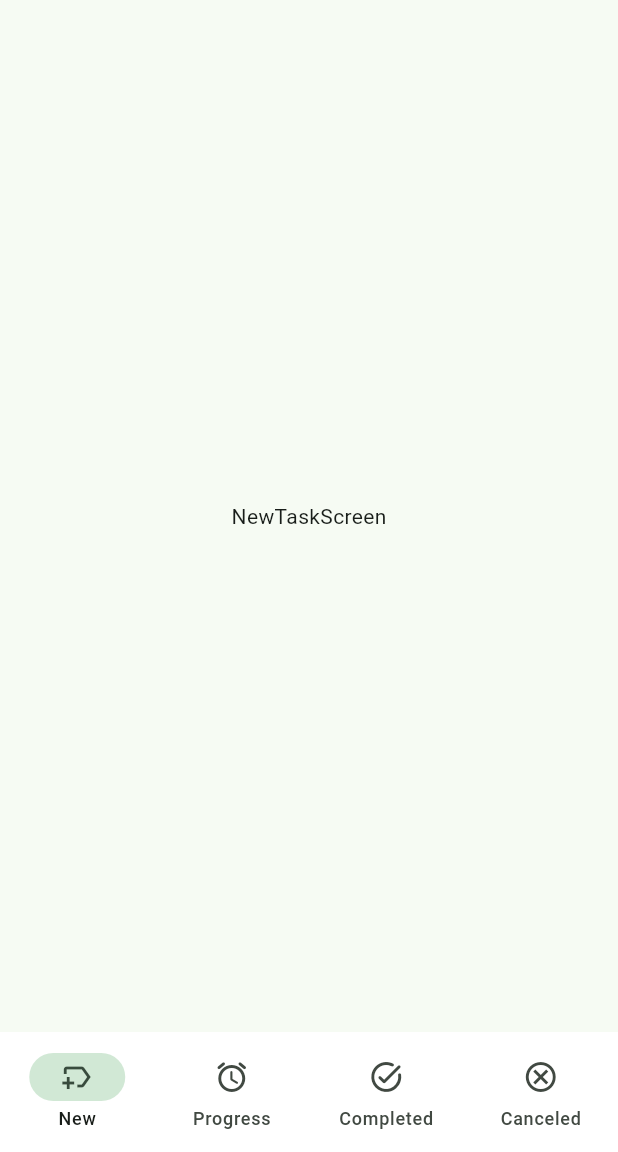
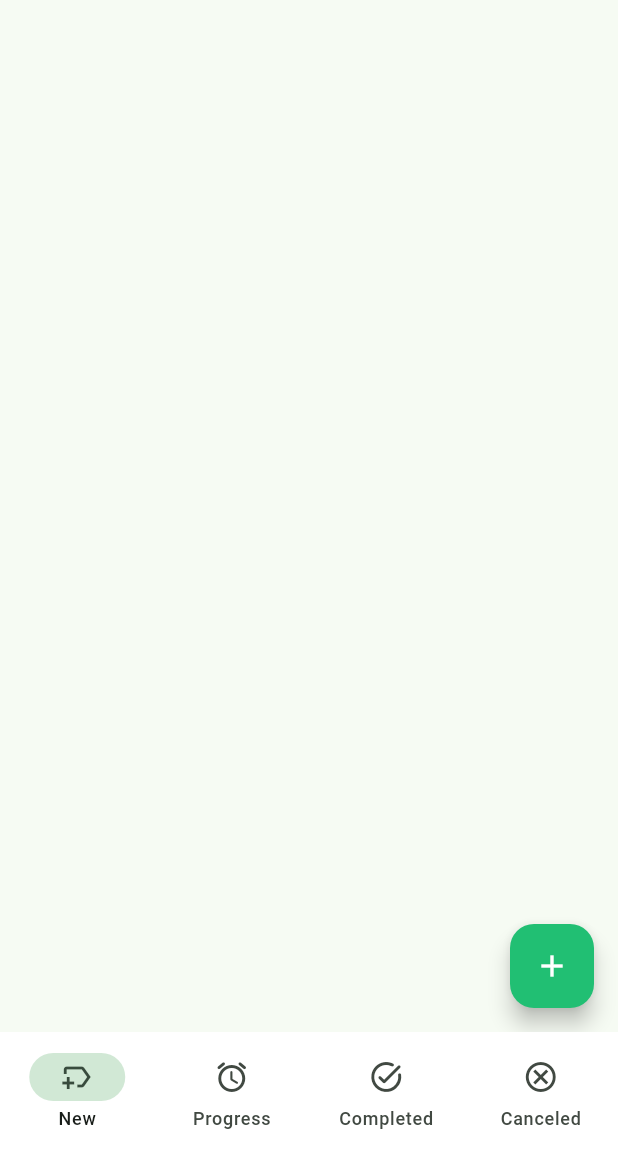
Before and after one commit to shiponirfan/task_manager_app, a Flutter app: the MainNavScreen screen opened directly, on a phone screen of 412 x 824 dp, the part 84-1236 px from its top. Run offline on Flutter 3.47's test engine with Material 3 defaults, Android fonts, the phone set to English and light mode, and no system bars; our stand-ins replace flutter_svg, pin_code_fields.

Commit message:
Add New Task Screen Added

```diff
--- a/lib/ui/screens/views/new_task_screen.dart
+++ b/lib/ui/screens/views/new_task_screen.dart
@@ -1,4 +1,6 @@
 import 'package:flutter/material.dart';
+import 'package:task_manager_app/ui/screens/views/add_new_task.dart';
+import 'package:task_manager_app/utils/app_colors.dart';
 
 class NewTaskScreen extends StatefulWidget {
   const NewTaskScreen({super.key});
@@ -10,8 +12,23 @@ class NewTaskScreen extends StatefulWidget {
 class _NewTaskScreenState extends State<NewTaskScreen> {
   @override
   Widget build(BuildContext context) {
-    return Center(
-      child: Text('NewTaskScreen'),
+    return Scaffold(
+      floatingActionButton: _buildFloatingActionButton(context),
+    );
+  }
+
+  FloatingActionButton _buildFloatingActionButton(BuildContext context) {
+    return FloatingActionButton(
+      onPressed: () {
+        Navigator.push(
+            context,
+            MaterialPageRoute(
+              builder: (context) => const AddNewTask(),
+            ));
+      },
+      backgroundColor: AppColors.primaryColor,
+      foregroundColor: Colors.white,
+      child: const Icon(Icons.add),
     );
   }
 }
--- a/lib/ui/widgets/appbar_widget.dart
+++ b/lib/ui/widgets/appbar_widget.dart
@@ -11,6 +11,7 @@ class AppBarWidget extends StatelessWidget implements PreferredSizeWidget {
   Widget build(BuildContext context) {
     return AppBar(
       backgroundColor: AppColors.primaryColor,
+      foregroundColor: Colors.white,
       title: Row(
         children: [
           CircleAvatar(
@@ -44,7 +45,7 @@ class AppBarWidget extends StatelessWidget implements PreferredSizeWidget {
                   MaterialPageRoute(
                     builder: (context) => const SignInScreen(),
                   ),
-                      (predicate) => false);
+                  (predicate) => false);
             },
             icon: const Icon(
               Icons.login_rounded,
```
Also changed, not shown: lib/ui/screens/views/add_new_task.dart (added, +72 -0 lines).
